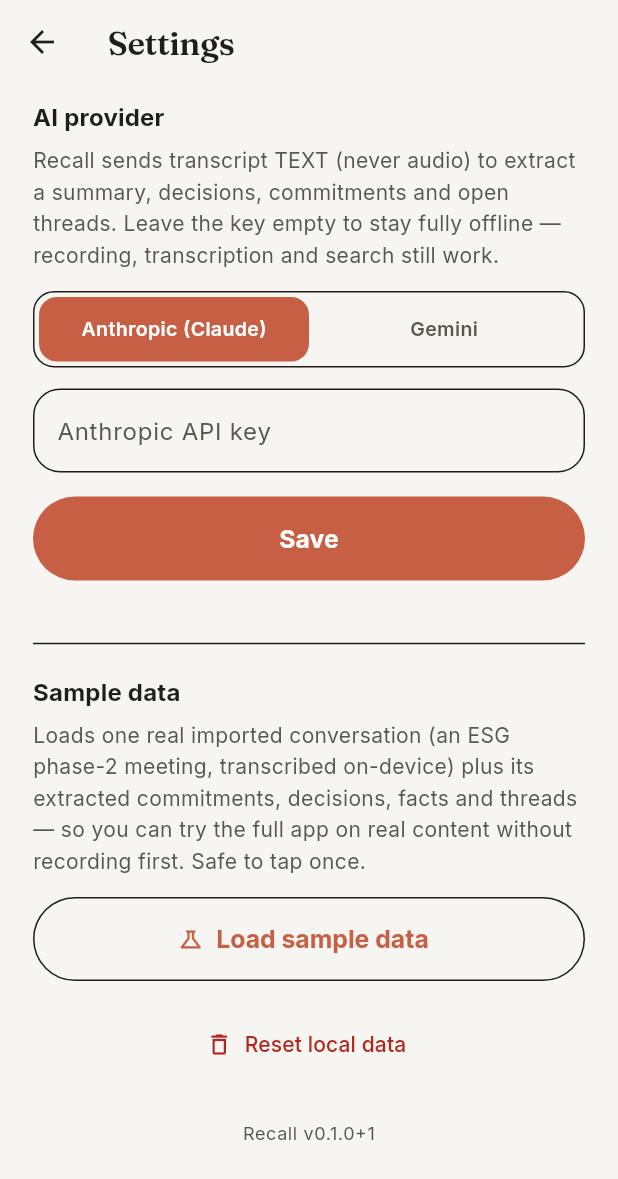
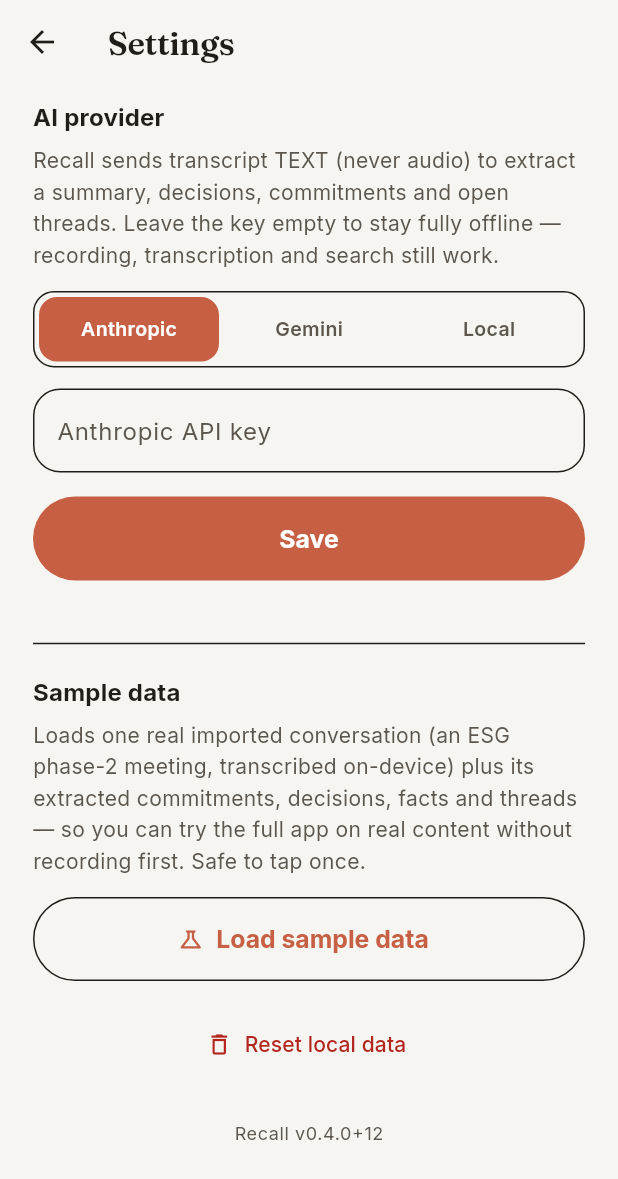
Before and after one commit to Sourav-Bhat/reacll, a Flutter app: the screen it shows after launch, after a tap on the "settings" icon, on a phone screen of 412 x 824 dp. Shown: the top 1179 px of the screen. Run offline on Flutter 3.47's test engine with Material 3 defaults, Android fonts, the phone set to English and light mode, and no system bars; our stand-ins replace audioplayers, file_picker, google_fonts, package_info_plus; missing offline and left inert: cryptography, ffmpeg_kit_flutter_new_min, flutter_gemma, receive_sharing_intent, record, sherpa_onnx and 2 more; statements that could not run were skipped.

Commit message:
fix: run extraction on transcript imports; feat: on-device Gemma provider (W14) + audio playback (W16); bump version 0.4.0+12

```diff
--- a/lib/screens/add_screen.dart
+++ b/lib/screens/add_screen.dart
@@ -2,6 +2,7 @@
 
 import '../main.dart';
 import '../services/backup_service.dart';
+import '../services/extraction_service.dart';
 import '../services/import_service.dart';
 import '../services/transcription_service.dart';
 import 'attach_picker.dart';
@@ -44,6 +45,10 @@
     if (needsTx) {
       // ignore: unawaited_futures
       TranscriptionService.instance.pump(db);
+    } else {
+      // Text import: transcript is ready now, so run extraction immediately.
+      // ignore: unawaited_futures
+      ExtractionService.instance.pump(db);
     }
     if (existingId == null) {
       await Navigator.of(context).push(MaterialPageRoute(
--- a/lib/screens/home_shell.dart
+++ b/lib/screens/home_shell.dart
@@ -3,6 +3,7 @@
 import 'package:flutter/material.dart';
 
 import '../main.dart';
+import '../services/extraction_service.dart';
 import '../services/import_service.dart';
 import '../services/transcription_service.dart';
 import 'add_screen.dart';
@@ -42,6 +43,9 @@
     if (needsTranscription) {
       // ignore: unawaited_futures
       TranscriptionService.instance.pump(db);
+    } else {
+      // ignore: unawaited_futures
+      ExtractionService.instance.pump(db);
     }
     if (existingId == null) {
       await Navigator.of(context).push(MaterialPageRoute(
--- a/lib/screens/settings_screen.dart
+++ b/lib/screens/settings_screen.dart
@@ -4,6 +4,7 @@
 
 import '../main.dart';
 import '../services/extraction_service.dart';
+import '../services/local_llm_service.dart';
 import '../services/sample_data.dart';
 
 class SettingsScreen extends StatefulWidget {
@@ -16,6 +17,8 @@
 class _SettingsScreenState extends State<SettingsScreen> {
   late final TextEditingController _keyCtl;
   late final TextEditingController _geminiCtl;
+  late final TextEditingController _modelUrlCtl;
+  late final TextEditingController _hfTokenCtl;
   String _provider = 'anthropic';
   bool _sampleLoaded = false;
   String _version = '';
@@ -27,8 +30,13 @@
         text: db.getSetting(ExtractionService.settingApiKey) ?? '');
     _geminiCtl = TextEditingController(
         text: db.getSetting(ExtractionService.settingGeminiKey) ?? '');
+    _modelUrlCtl = TextEditingController(
+        text: db.getSetting(LocalLlmService.settingModelUrl) ?? '');
+    _hfTokenCtl = TextEditingController(
+        text: db.getSetting(LocalLlmService.settingHfToken) ?? '');
     _provider = db.getSetting(ExtractionService.settingProvider) ?? 'anthropic';
     _sampleLoaded = SampleData.isLoaded(db);
+    LocalLlmService.instance.addListener(_onLocal);
     PackageInfo.fromPlatform().then((i) {
       if (mounted) {
         setState(() => _version = 'v${i.version}+${i.buildNumber}');
@@ -36,10 +44,17 @@
     });
   }
 
+  void _onLocal() {
+    if (mounted) setState(() {});
+  }
+
   @override
   void dispose() {
+    LocalLlmService.instance.removeListener(_onLocal);
     _keyCtl.dispose();
     _geminiCtl.dispose();
+    _modelUrlCtl.dispose();
+    _hfTokenCtl.dispose();
     super.dispose();
   }
 
@@ -91,20 +106,91 @@
                 borderRadius: BorderRadius.circular(14)),
             padding: const EdgeInsets.all(3),
             child: Row(children: [
-              _provTab(t, 'anthropic', 'Anthropic (Claude)'),
+              _provTab(t, 'anthropic', 'Anthropic'),
               _provTab(t, 'gemini', 'Gemini'),
+              _provTab(t, 'local', 'Local'),
             ]),
           ),
           const SizedBox(height: 14),
+          if (_provider == 'local') ...[
+            Text(
+                'Runs Gemma fully on-device — nothing (not even transcript text) '
+                'leaves your phone. Download the model once (~1 GB).',
+                style: t.textTheme.bodySmall?.copyWith(
+                    color: t.colorScheme.onSurfaceVariant, height: 1.5)),
+            const SizedBox(height: 12),
+            TextField(
+              controller: _modelUrlCtl,
+              decoration: InputDecoration(
+                labelText: 'Model URL (.task) — optional',
+                hintText: 'blank = default Gemma 3 1B',
+                border:
+                    OutlineInputBorder(borderRadius: BorderRadius.circular(18)),
+              ),
+            ),
+            const SizedBox(height: 10),
+            TextField(
+              controller: _hfTokenCtl,
+              obscureText: true,
+              decoration: InputDecoration(
+                labelText: 'Hugging Face token (if the model is gated)',
+                border:
+                    OutlineInputBorder(borderRadius: BorderRadius.circular(18)),
+              ),
+            ),
+            const SizedBox(height: 12),
+            Builder(builder: (_) {
+              final local = LocalLlmService.instance;
+              if (local.isDownloading) {
+                final pct = ((local.downloadProgress ?? 0) * 100).round();
+                return Column(
+                    crossAxisAlignment: CrossAxisAlignment.stretch,
+                    children: [
+                      LinearProgressIndicator(value: local.downloadProgress),
+                      const SizedBox(height: 6),
+                      Text('Downloading model… $pct%',
+                          textAlign: TextAlign.center,
+                          style: t.textTheme.bodySmall),
+                    ]);
+              }
+              final installed = local.isInstalled(db);
+              return Column(
+                  crossAxisAlignment: CrossAxisAlignment.stretch,
+                  children: [
+                    if (installed)
+                      Text('✓ Model ready — extraction & Ask run offline.',
+                          style: t.textTheme.bodySmall
+                              ?.copyWith(color: t.colorScheme.primary)),
+                    if (local.lastError != null)
+                      Text(local.lastError!,
+                          style: t.textTheme.bodySmall
+                              ?.copyWith(color: t.colorScheme.error)),
+                    const SizedBox(height: 8),
+                    OutlinedButton.icon(
+                      onPressed: () async {
+                        db.setSetting(LocalLlmService.settingModelUrl,
+                            _modelUrlCtl.text.trim());
+                        db.setSetting(LocalLlmService.settingHfToken,
+                            _hfTokenCtl.text.trim());
+                        await LocalLlmService.instance.download(db);
+                      },
+                      icon: const Icon(Icons.download),
+                      label:
+                          Text(installed ? 'Re-download model' : 'Download model'),
+                    ),
+                  ]);
+            }),
+          ] else
             TextField(
               controller: _provider == 'gemini' ? _geminiCtl : _keyCtl,
               obscureText: true,
               decoration: InputDecoration(
-              labelText:
-                  _provider == 'gemini' ? 'Gemini API key' : 'Anthropic API key',
+                labelText: _provider == 'gemini'
+                    ? 'Gemini API key'
+                    : 'Anthropic API key',
                 hintText: _provider == 'gemini' ? 'AIza…' : 'sk-ant-…',
-              border: OutlineInputBorder(
-                  borderRadius: BorderRadius.circular(18)),
+                border:
+                    OutlineInputBorder(borderRadius: BorderRadius.circular(18)),
               ),
             ),
           const SizedBox(height: 16),
@@ -115,9 +201,12 @@
                   ExtractionService.settingApiKey, _keyCtl.text.trim());
               db.setSetting(
                   ExtractionService.settingGeminiKey, _geminiCtl.text.trim());
+              db.setSetting(
+                  LocalLlmService.settingModelUrl, _modelUrlCtl.text.trim());
+              db.setSetting(
+                  LocalLlmService.settingHfToken, _hfTokenCtl.text.trim());
               ScaffoldMessenger.of(context).showSnackBar(
                   const SnackBar(content: Text('Saved')));
-              // Anything skipped earlier can now be extracted.
               // ignore: unawaited_futures
               ExtractionService.instance.pump(db);
             },
--- a/lib/services/extraction_service.dart
+++ b/lib/services/extraction_service.dart
@@ -5,6 +5,7 @@
 import 'package:http/http.dart' as http;
 
 import '../db/database.dart';
+import 'local_llm_service.dart';
 
 /// FR-9 + FR-11 + W6/W7/W8/W13: structured extraction (TEXT ONLY — audio never
 /// leaves the device). Produces a summary, a conversation type/bucket, typed
@@ -70,6 +71,7 @@
   Future<void> pump(RecallDb db) async {
     if (_running) return;
     final provider = db.getSetting(settingProvider) ?? 'anthropic';
+    final isLocal = provider == 'local';
     final apiKey = provider == 'gemini'
         ? db.getSetting(settingGeminiKey)
         : db.getSetting(settingApiKey);
@@ -77,7 +79,13 @@
     notifyListeners();
     try {
       for (final convId in db.pendingExtractions()) {
-        if (apiKey == null || apiKey.isEmpty) {
+        if (isLocal) {
+          if (!LocalLlmService.instance.isInstalled(db)) {
+            db.setExtractionStatus(convId, 'skipped',
+                error: 'On-device Gemma model not downloaded');
+            continue;
+          }
+        } else if (apiKey == null || apiKey.isEmpty) {
           db.setExtractionStatus(convId, 'skipped',
               error: 'No ${provider == 'gemini' ? 'Gemini' : 'Anthropic'} API key');
           continue;
@@ -90,9 +98,16 @@
             db.setExtractionStatus(convId, 'skipped', error: 'No transcript');
             continue;
           }
-          final json = provider == 'gemini'
-              ? await _callGemini(apiKey, detail.transcriptText)
-              : await _callClaude(apiKey, detail.transcriptText);
+          final Map<String, dynamic> json;
+          if (isLocal) {
+            json = parseModelJson(await LocalLlmService.instance.complete(db,
+                system: _systemPrompt,
+                user: 'Transcript:\n\n${detail.transcriptText}'));
+          } else if (provider == 'gemini') {
+            json = await _callGemini(apiKey!, detail.transcriptText);
+          } else {
+            json = await _callClaude(apiKey!, detail.transcriptText);
+          }
           _store(db, convId, json);
           db.setExtractionStatus(convId, 'done');
         } catch (e) {
@@ -119,6 +134,9 @@
   Future<String> complete(RecallDb db,
       {required String system, required String user}) async {
     final provider = db.getSetting(settingProvider) ?? 'anthropic';
+    if (provider == 'local') {
+      return LocalLlmService.instance.complete(db, system: system, user: user);
+    }
     final apiKey = provider == 'gemini'
         ? db.getSetting(settingGeminiKey)
         : db.getSetting(settingApiKey);
--- a/pubspec.yaml
+++ b/pubspec.yaml
@@ -1,7 +1,7 @@
 name: recall
 description: "Recall - personal conversation memory. Record, import, transcribe on-device, tag people, search everything."
 publish_to: 'none'
-version: 0.1.0
+version: 0.4.0+12
 
 environment:
   sdk: '>=3.4.0 <4.0.0'
@@ -29,6 +29,8 @@
   path_provider: ^2.1.4
   path: ^1.9.0
   cryptography: ^2.7.0              # PBKDF2 + AES-GCM for encrypted backup
+  flutter_gemma: ^0.15.0           # W14: on-device Gemma (fully offline) LLM
+  audioplayers: ^6.1.0             # play back imported/recorded audio
   intl: ^0.19.0
   google_fonts: ^6.2.1              # Fraunces + Inter (2026 design)
   package_info_plus: ^8.0.0        # show app version in Settings
```
Also changed, not shown: lib/screens/audio_bar.dart (added, +92 -0 lines), lib/screens/detail_screen.dart (+14 -0 lines), lib/services/local_llm_service.dart (added, +85 -0 lines). Lines whose indentation alone changed are shown as unchanged.
